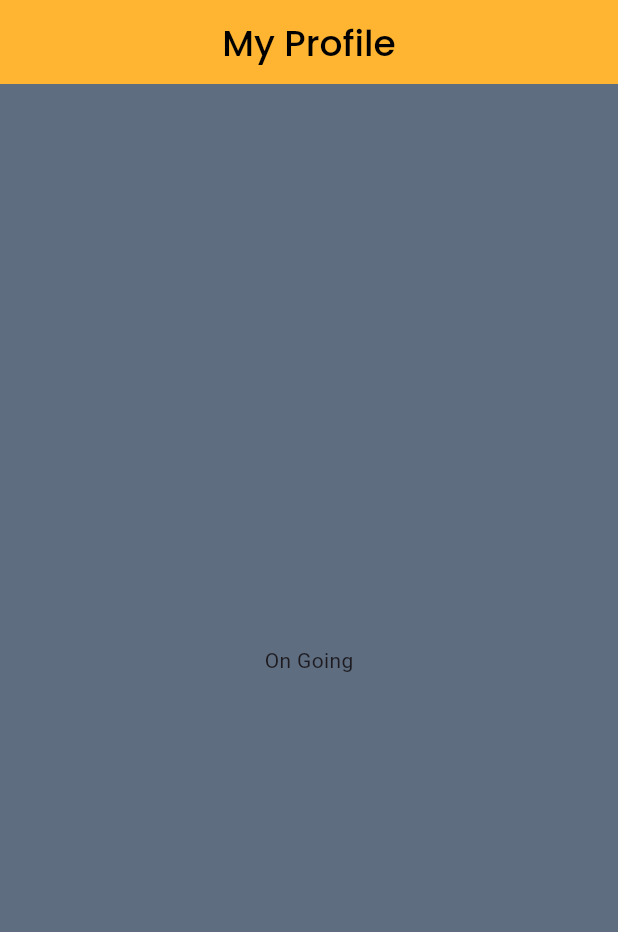
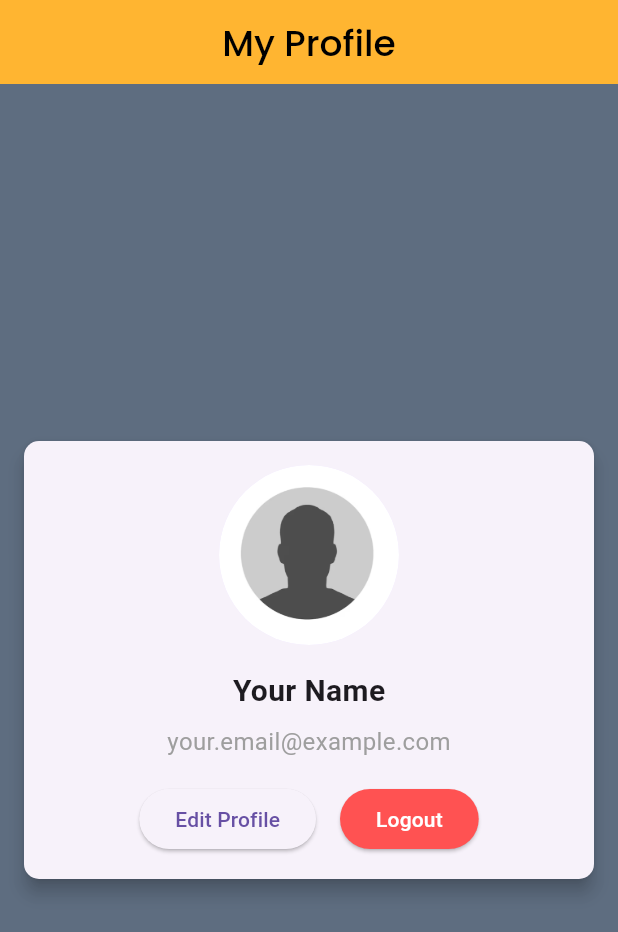
Before and after one commit to abdurrakibrafi/lawer_finder, a Flutter app: the ProfileScreen screen opened directly, on a phone screen of 412 x 824 dp. Shown: the top 932 px of the screen. Run offline on Flutter 3.47's test engine with Material 3 defaults, Android fonts, the light colour scheme and no system bars; our stand-ins replace cloud_firestore, firebase_auth, firebase_core, flashy_tab_bar2, fluttertoast, get and 4 more; accounts and stored records are empty.

Commit message:
lawer list

```diff
--- a/lawer_finder/lib/views/profile/profile_screen.dart
+++ b/lawer_finder/lib/views/profile/profile_screen.dart
@@ -3,9 +3,12 @@
 import 'package:flutter/material.dart';
 import 'package:lawer_finder/app/constants.dart';
 import 'package:lawer_finder/app/theme.dart';
+import 'package:lawer_finder/views/login/login-view.dart';
 import 'package:lawer_finder/widgets/text.dart';
+import 'package:get/get.dart';
+
 class ProfileScreen extends StatefulWidget {
-  const ProfileScreen({super.key});
+  const ProfileScreen({Key? key}) : super(key: key);
 
   @override
   State<ProfileScreen> createState() => _ProfileScreenState();
@@ -26,7 +29,66 @@ class _ProfileScreenState extends State<ProfileScreen> {
         ),
       ),
       body: Center(
-        child: Text("On Going"),
+        child: Card(
+          margin: EdgeInsets.all(16.0),
+          elevation: 5.0,
+          shape: RoundedRectangleBorder(
+            borderRadius: BorderRadius.circular(10.0),
+          ),
+          child: Padding(
+            padding: const EdgeInsets.all(16.0),
+            child: Column(
+              mainAxisSize: MainAxisSize.min,
+              children: [
+                CircleAvatar(
+                  radius: 60.0,
+                  backgroundImage: AssetImage(
+                      'assets/profile.png'), // Replace with your image asset
+                ),
+                SizedBox(height: 16.0),
+                Text(
+                  'Your Name',
+                  style: TextStyle(
+                    fontSize: 20.0,
+                    fontWeight: FontWeight.bold,
+                  ),
+                ),
+                SizedBox(height: 8.0),
+                Text(
+                  'your.email@example.com',
+                  style: TextStyle(
+                    fontSize: 16.0,
+                    color: Colors.grey,
+                  ),
+                ),
+                SizedBox(height: 16.0),
+                Row(
+                  mainAxisAlignment: MainAxisAlignment.center,
+                  children: [
+                    ElevatedButton(
+                      onPressed: () {},
+                      child: Text('Edit Profile'),
+                    ),
+                    SizedBox(width: 16.0),
+                    ElevatedButton(
+                      onPressed: () {
+                        Get.offAll(() => LoginPage());
+                      },
+                      style: ButtonStyle(
+                        backgroundColor:
+                            MaterialStateProperty.all<Color>(Colors.redAccent),
+                      ),
+                      child: Text(
+                        'Logout',
+                        style: TextStyle(color: Colors.white),
+                      ),
+                    ),
+                  ],
+                ),
+              ],
+            ),
+          ),
+        ),
       ),
     );
   }
--- a/lawer_finder/pubspec.yaml
+++ b/lawer_finder/pubspec.yaml
@@ -60,5 +60,6 @@ flutter:
       - assets/icons/
       - assets/lotties/
       - assets/logo/
+      - assets/
   #   - images/a_dot_burr.jpeg
   #   - images/a_dot_ham.jpeg
```
Also changed, not shown: lawer_finder/assets/profile.png (added).
